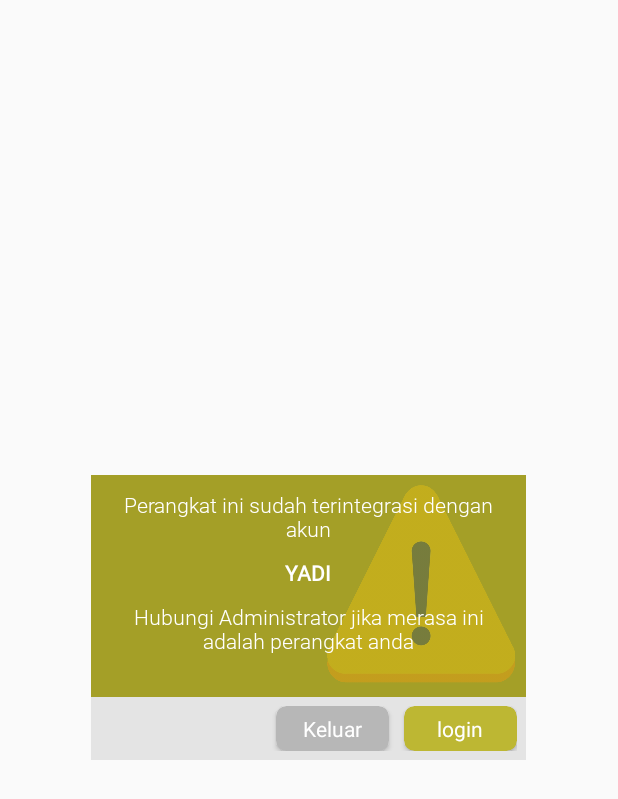
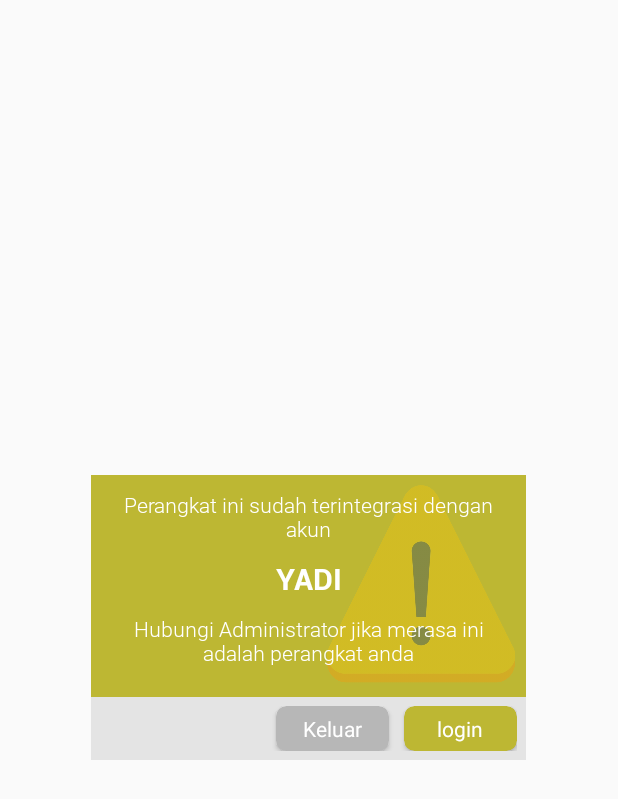
Before and after one commit to zolandhole/UnpasUserDemo, an Android app: the layout wrong_uuid_layout.xml on its own in the app's theme, with its tools: preview values and no code run, on a phone screen of 412 x 824 dp. Shown: the top 799 px of the screen. Run offline under Robolectric (Android 15) with nearby library versions, the phone set to English and light mode, and no system bars.

Commit message:
update font

```diff
--- a/app/src/main/res/layout/wrong_uuid_layout.xml
+++ b/app/src/main/res/layout/wrong_uuid_layout.xml
@@ -11,7 +11,7 @@
         android:layout_width="290dp"
         android:layout_height="190dp"
         tools:ignore="UselessParent"
-        android:background="@color/hejoleho">
+        android:background="@color/hejotaikuda">
         <ImageView
             android:id="@+id/ivIklan"
             android:layout_width="fill_parent"
@@ -42,6 +42,7 @@
             android:layout_height="wrap_content"
             android:text="@string/nama"
             android:textAllCaps="true"
+            android:textSize="20dp"
             android:fontFamily="@font/robotobold"
             android:textAlignment="center"
             android:textColor="@color/bodas"
```
Also changed, not shown: app/src/main/res/font/robotobold.ttf (added), app/src/main/res/font/robotomedium.ttf (added), app/src/main/res/font/robotoregular.ttf (added).
